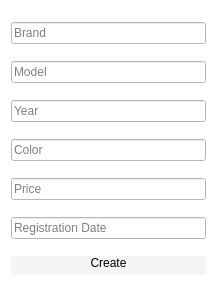
The window that addcarwindow.ui (MariaSoika/KR) describes before a commit, drawn with Qt 5.
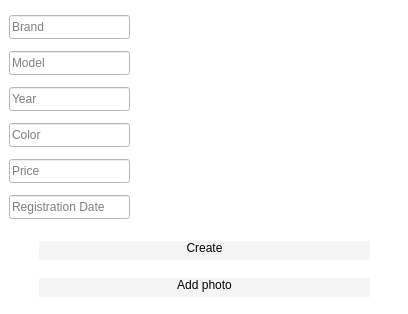
The same window after the commit.

Diff of the .ui file:
```diff
--- a/addcarwindow.ui
+++ b/addcarwindow.ui
@@ -6,8 +6,8 @@
    <rect>
     <x>0</x>
     <y>0</y>
-    <width>217</width>
-    <height>300</height>
+    <width>408</width>
+    <height>314</height>
    </rect>
   </property>
   <property name="windowTitle">
@@ -16,50 +16,114 @@
   <property name="styleSheet">
    <string notr="true">background-color: rgb(255, 255, 255);</string>
   </property>
-  <layout class="QGridLayout" name="gridLayout">
-   <item row="2" column="0">
     <widget class="QLineEdit" name="lineEditYear">
+   <property name="geometry">
+    <rect>
+     <x>9</x>
+     <y>87</y>
+     <width>121</width>
+     <height>24</height>
+    </rect>
+   </property>
      <property name="placeholderText">
       <string>Year</string>
      </property>
     </widget>
-   </item>
-   <item row="5" column="0">
     <widget class="QLineEdit" name="lineEditRegDate">
+   <property name="geometry">
+    <rect>
+     <x>9</x>
+     <y>195</y>
+     <width>121</width>
+     <height>24</height>
+    </rect>
+   </property>
      <property name="placeholderText">
       <string>Registration Date</string>
      </property>
     </widget>
-   </item>
-   <item row="1" column="0">
     <widget class="QLineEdit" name="lineEditModel">
+   <property name="geometry">
+    <rect>
+     <x>9</x>
+     <y>51</y>
+     <width>121</width>
+     <height>24</height>
+    </rect>
+   </property>
      <property name="placeholderText">
       <string>Model</string>
      </property>
     </widget>
-   </item>
-   <item row="3" column="0">
     <widget class="QLineEdit" name="lineEditColor">
+   <property name="geometry">
+    <rect>
+     <x>9</x>
+     <y>123</y>
+     <width>121</width>
+     <height>24</height>
+    </rect>
+   </property>
      <property name="placeholderText">
       <string>Color</string>
      </property>
     </widget>
-   </item>
-   <item row="0" column="0">
     <widget class="QLineEdit" name="lineEditBrand">
+   <property name="geometry">
+    <rect>
+     <x>9</x>
+     <y>15</y>
+     <width>121</width>
+     <height>24</height>
+    </rect>
+   </property>
      <property name="placeholderText">
       <string>Brand</string>
      </property>
     </widget>
-   </item>
-   <item row="4" column="0">
     <widget class="QLineEdit" name="lineEditPrice">
+   <property name="geometry">
+    <rect>
+     <x>9</x>
+     <y>159</y>
+     <width>121</width>
+     <height>24</height>
+    </rect>
+   </property>
      <property name="placeholderText">
       <string>Price</string>
      </property>
     </widget>
-   </item>
-   <item row="6" column="0">
+  <widget class="QLabel" name="logoHandler">
+   <property name="geometry">
+    <rect>
+     <x>150</x>
+     <y>20</y>
+     <width>231</width>
+     <height>191</height>
+    </rect>
+   </property>
+   <property name="text">
+    <string/>
+   </property>
+   <property name="scaledContents">
+    <bool>true</bool>
+   </property>
+   <property name="wordWrap">
+    <bool>true</bool>
+   </property>
+  </widget>
+  <widget class="QWidget" name="verticalLayoutWidget">
+   <property name="geometry">
+    <rect>
+     <x>39</x>
+     <y>229</y>
+     <width>331</width>
+     <height>81</height>
+    </rect>
+   </property>
+   <layout class="QVBoxLayout" name="verticalLayout">
+    <item>
     <widget class="QPushButton" name="pushButtonCreate">
      <property name="styleSheet">
       <string notr="true">QPushButton
@@ -82,7 +146,31 @@
      </property>
     </widget>
    </item>
-  </layout>
+    <item>
+     <widget class="QPushButton" name="pushButton">
+      <property name="styleSheet">
+       <string notr="true">QPushButton
+{
+background-color: rgb(245, 245, 245);
+border:none;
+color: rgb(2, 2, 2);
+border-left: 1px solid rgb(245, 245, 245);
+border-right: 1px solid rgb(245, 245, 245);
+border-bottom: 5px solid rgb(245, 245, 245);
+}
+QPushButton:hover {
+    color: #000000;
+    background-color: rgb(200, 200, 200); 
+    border: 0px solid rgb(0, 0, 0);
+}</string>
+      </property>
+      <property name="text">
+       <string>Add photo</string>
+      </property>
+     </widget>
+    </item>
+   </layout>
+  </widget>
  </widget>
  <tabstops>
   <tabstop>lineEditBrand</tabstop>
```
Lines whose indentation alone changed are shown as unchanged.
